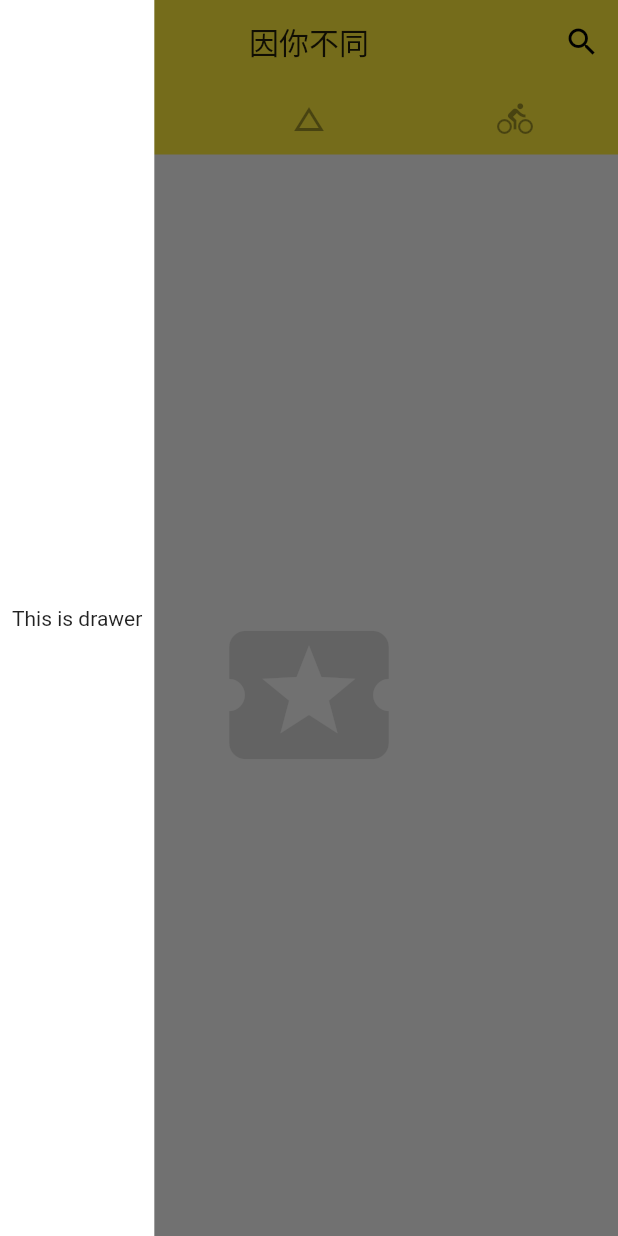
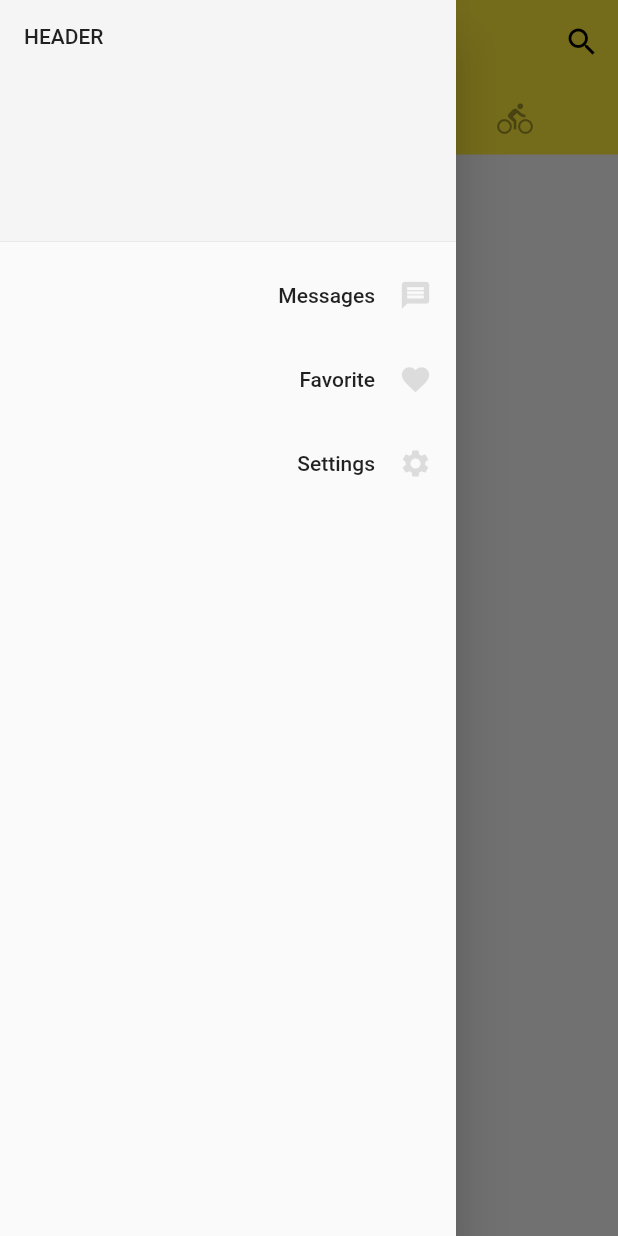
Before and after one commit to OrageKK/flutter-app, a Flutter app: the screen it shows after launch, with the side drawer open, on a phone screen of 412 x 824 dp. Run offline on Flutter 3.47's test engine with Material 2 defaults, Android fonts, the phone set to English and light mode, and no system bars.

Commit message:
抽屉的打开与关闭

```diff
--- a/lib/main.dart
+++ b/lib/main.dart
@@ -28,11 +28,6 @@ class Home extends StatelessWidget {
         child: Scaffold(
             backgroundColor: Color(0xFFF6F6F6),
             appBar: AppBar(
-            leading: IconButton(
-              icon: Icon(Icons.menu),
-              tooltip: 'Navigation',
-              onPressed: () => debugPrint('Navigation button is pressed.'),
-            ),
               title: Text("因你不同"),
               actions: <Widget>[
                 IconButton(
@@ -71,14 +66,54 @@ class Home extends StatelessWidget {
                 Icon(Icons.directions_bike, size: 128, color: Colors.black12),
               ],
             ),
-          drawer: Container(
-            color: Colors.white,
-            padding: EdgeInsets.all(8.0),
-            child: Column(
-              mainAxisAlignment: MainAxisAlignment.center,
-              children: [Text('This is drawer')],
+            drawer: Drawer(
+              child: ListView(
+                padding: EdgeInsets.zero,
+                children: [
+                  DrawerHeader(
+                    child: Text('header'.toUpperCase()),
+                    decoration: BoxDecoration(
+                      color: Colors.grey[100],
                     ),
                   ),
-        ));
+                  ListTile(
+                    title: Text(
+                      'Messages',
+                      textAlign: TextAlign.right,
+                    ),
+                    trailing: Icon(
+                      Icons.message,
+                      color: Colors.black12,
+                      size: 22.0,
+                    ),
+                    onTap: () => Navigator.pop(context),
+                  ),
+                  ListTile(
+                    title: Text(
+                      'Favorite',
+                      textAlign: TextAlign.right,
+                    ),
+                    trailing: Icon(
+                      Icons.favorite,
+                      color: Colors.black12,
+                      size: 22.0,
+                    ),
+                    onTap: () => Navigator.pop(context),
+                  ),
+                  ListTile(
+                    title: Text(
+                      'Settings',
+                      textAlign: TextAlign.right,
+                    ),
+                    trailing: Icon(
+                      Icons.settings,
+                      color: Colors.black12,
+                      size: 22.0,
+                    ),
+                    onTap: () => Navigator.pop(context),
+                  ),
+                ],
+              ),
+            )));
   }
 }
```
Lines whose indentation alone changed are shown as unchanged.
